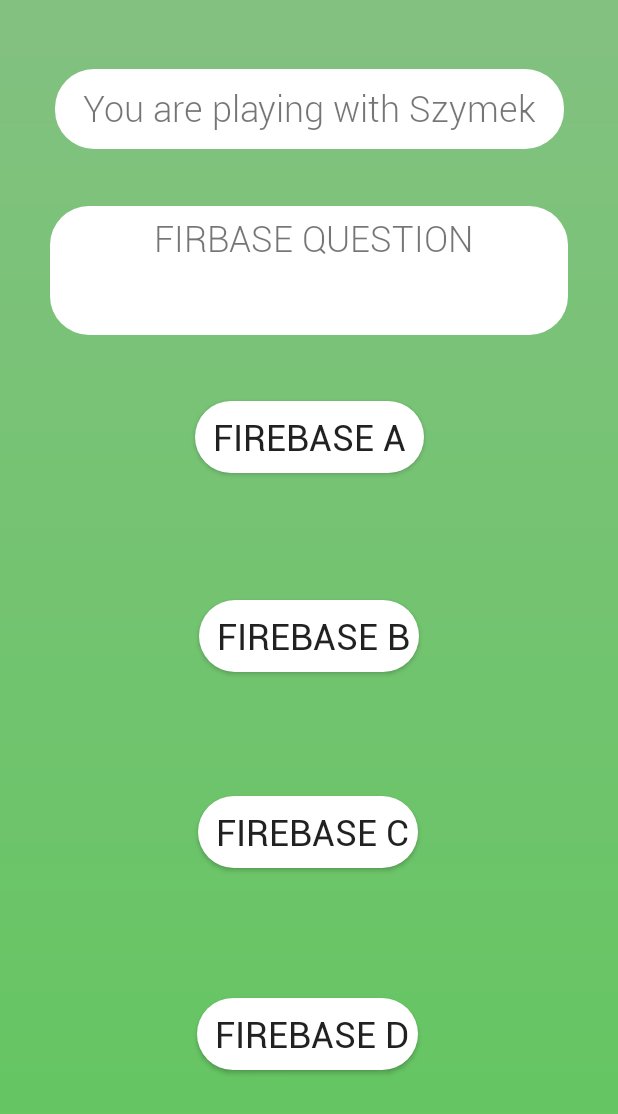
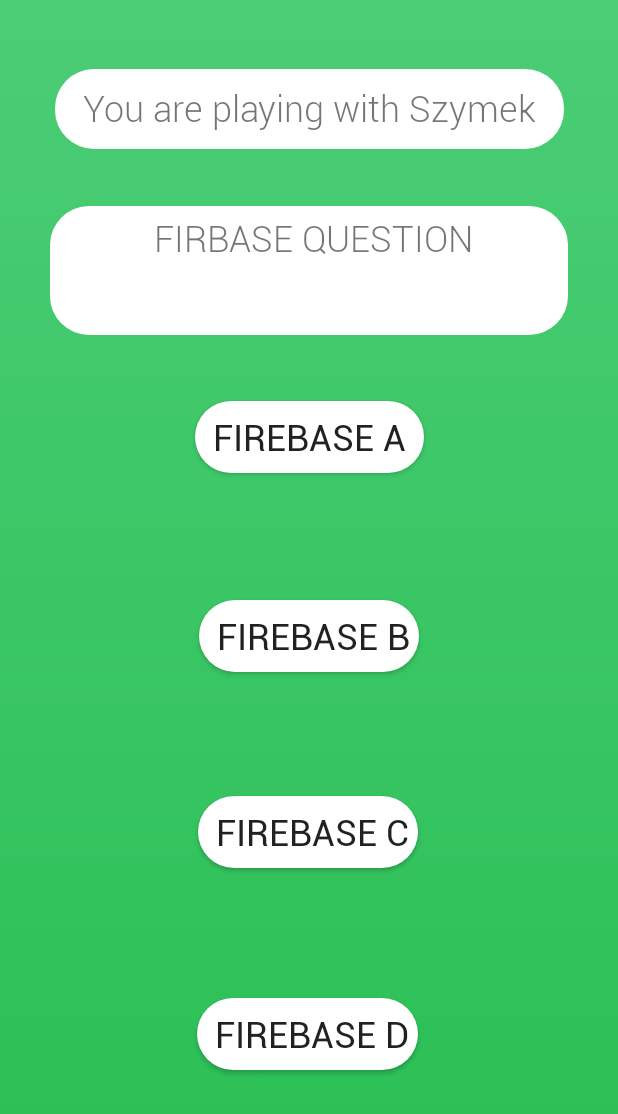
Before and after one commit to DeNatur/WAI, an Android app: the GameFragment screen opened directly, with no data from a screen before it, on a phone screen of 412 x 824 dp. Shown: the top 1114 px of the screen. Run offline under Robolectric (Android 15) with nearby library versions, the phone set to English and light mode, and no system bars.

Commit message:
Updated Color

```diff
--- a/app/src/main/res/values/colors.xml
+++ b/app/src/main/res/values/colors.xml
@@ -3,8 +3,8 @@
     <color name="colorPrimary">#6200EE</color>
     <color name="colorPrimaryDark">#3700B3</color>
     <color name="colorAccent">#03DAC5</color>
-    <color name="theme">#83c181</color>
-    <color name="themeAccent">#62C65F</color>
+    <color name="theme">#4BCD76</color>
+    <color name="themeAccent">#29BF53</color>
     <color name="icon_tint">#45498D</color>
     <color name="black_transparentA4">#A4000000</color>
 </resources>
```
